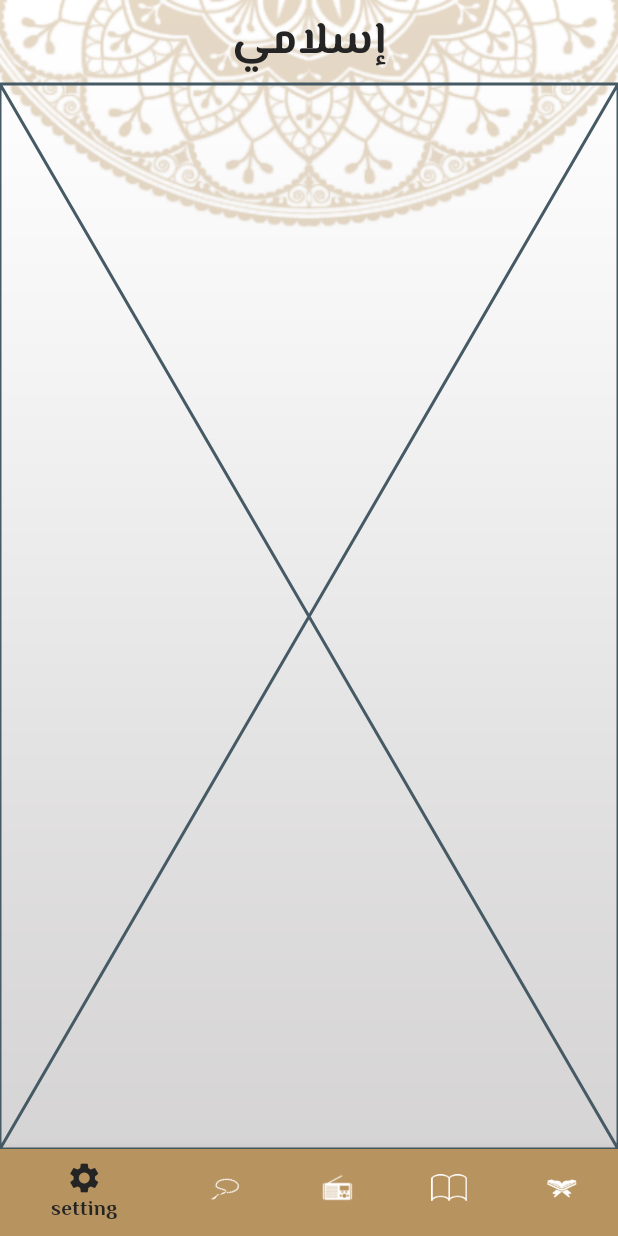
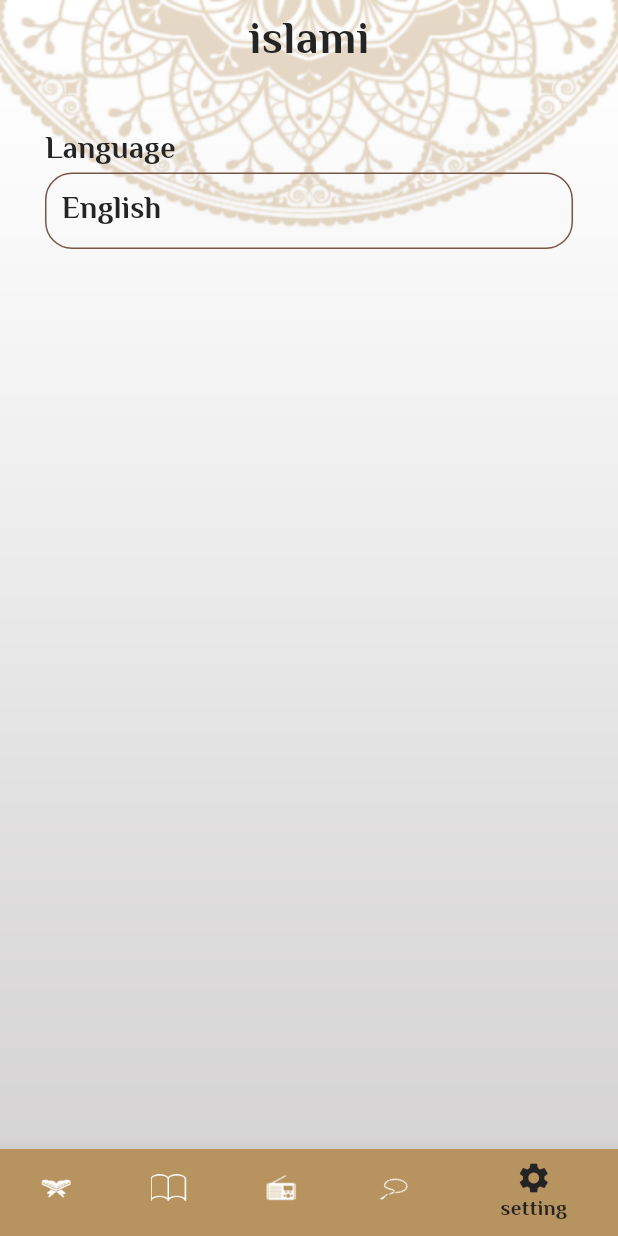
Before and after one commit to SaraYosf/islami_app, a Flutter app: the screen it shows after launch, item 5 of the bottom bar chosen, on a phone screen of 412 x 824 dp. Run offline on Flutter 3.47's test engine with Material 3 defaults, Android fonts, the phone set to English and light mode, and no system bars; our stand-ins replace google_fonts; generated files the repository leaves out were written again.

Commit message:
add Localization

```diff
--- a/lib/homeScreen.dart
+++ b/lib/homeScreen.dart
@@ -10,6 +10,8 @@ import 'package:flutter_gen/gen_l10n/app_localizations.dart';
 
 class HomeScreen extends StatefulWidget {
   static const String routeName="home";
+
+  const HomeScreen({super.key});
 
   @override
   State<HomeScreen> createState() => _HomeScreenState();
@@ -37,7 +39,7 @@ class _HomeScreenState extends State<HomeScreen> {
 
               });
             },
-              items:[
+              items:const [
             BottomNavigationBarItem(icon: ImageIcon(AssetImage("assets/images/icon_quran.png")),label: "quran",backgroundColor: MyThemeData.primaryColor,),
             BottomNavigationBarItem(icon: ImageIcon(AssetImage("assets/images/icon_hadeth.png")),label: "hadeth",backgroundColor: MyThemeData.primaryColor),
                 BottomNavigationBarItem(icon: ImageIcon(AssetImage("assets/images/icon_radio.png")),label: "radio",backgroundColor: MyThemeData.primaryColor),
@@ -52,5 +54,5 @@ class _HomeScreenState extends State<HomeScreen> {
       ),
     ]);
   }
-  List<Widget>tabs=[QuranTab(),HadethTab(),RadioTab(),SebhaTab(),SettingsTab()];
+  List<Widget>tabs=[QuranTab(),  HadethTab(), const RadioTab(), const SebhaTab(),  SettingsTab()];
 }
--- a/lib/l10n/app_ar.arb
+++ b/lib/l10n/app_ar.arb
@@ -3,6 +3,11 @@
   "appTitle": "إسلامي",
   "ahadeth": "احاديث",
   "quran": "قران",
-  "sura": "سوره"
-
+  "sura": "سوره",
+  "language": "اللغه",
+  "english": "انجليزي",
+  "arabic": "عربي",
+  "theme": "مود",
+  "light": "فاتح",
+  "dark": "غامق"
 }
--- a/lib/l10n/app_en.arb
+++ b/lib/l10n/app_en.arb
@@ -3,5 +3,11 @@
   "appTitle": "islami",
   "ahadeth": "Ahadeth",
   "quran": "Quran",
-  "sura": "Sura"
+  "sura": "Sura",
+  "language": "Language",
+  "english": "English",
+  "arabic": "Arabic",
+  "theme": "Theme",
+  "light": "Light",
+  "dark": "Dark"
   }
--- a/lib/main.dart
+++ b/lib/main.dart
@@ -1,18 +1,33 @@
 import 'package:flutter/material.dart';
-import 'package:flutter_localizations/flutter_localizations.dart';
 import 'package:islami/homeScreen.dart';
+import 'package:islami/providers/lang_provider.dart';
 import 'package:islami/sura_details.dart';
 import 'package:flutter_gen/gen_l10n/app_localizations.dart';
+import 'package:provider/provider.dart';
 import 'hadeth_detail.dart';
 import 'themeData.dart';
+void main(){
+  runApp(ChangeNotifierProvider(
+    create: ( context) =>LangProvider(),
+    child: const MyApp(
+    ),
+  ));
+}
+class MyApp extends StatefulWidget {
+  const MyApp({super.key});
 
-void main() {
-  runApp(MaterialApp(
+  @override
+  State<MyApp> createState() => _MyAppState();
+}
 
-
+class _MyAppState extends State<MyApp> {
+  @override
+  Widget build(BuildContext context) {
+    var provider=Provider.of<LangProvider>(context);
+    return MaterialApp(
      localizationsDelegates: AppLocalizations.localizationsDelegates,
       supportedLocales: AppLocalizations.supportedLocales,// English
-    locale: const Locale("ar"),
+      locale:  Locale(provider.lang),
       debugShowCheckedModeBanner: false,
       initialRoute: HomeScreen.routeName,
       routes: {
@@ -22,5 +37,6 @@ void main() {
       },
       theme: MyThemeData.lightTheme,
       darkTheme: MyThemeData.dartTheme,
-  ));
+    );
   }
+}
--- /dev/null
+++ b/lib/providers/lang_provider.dart
@@ -0,0 +1,11 @@
+import 'package:flutter/material.dart';
+
+class LangProvider extends ChangeNotifier{
+   String lang="en";
+
+   changeLanguage(String local){
+     lang=local;
+     notifyListeners();
+   }
+
+}
--- /dev/null
+++ b/lib/sitting_item.dart
@@ -0,0 +1,25 @@
+import 'package:flutter/material.dart';
+import 'package:flutter_gen/gen_l10n/app_localizations.dart';
+
+class SittingItem extends StatelessWidget {
+   SittingItem(this.bottomSheet,this.head,this.choice,{super.key});
+Function bottomSheet;
+String head;
+String choice;
+  @override
+  Widget build(BuildContext context) {
+    return  Column(
+      crossAxisAlignment: CrossAxisAlignment.stretch,
+      children: [
+        Text(head),
+        Container(padding: const EdgeInsets.all(10),
+          decoration: BoxDecoration(borderRadius: BorderRadius.circular(18),
+              border: Border.all(color: Colors.brown,width: 1)),
+          child: InkWell(onTap: (){
+            bottomSheet();
+          },
+              child: Text(choice)),)
+      ],
+    );
+  }
+}
--- a/lib/tabs/setting_tab.dart
+++ b/lib/tabs/setting_tab.dart
@@ -1,10 +1,52 @@
 import 'package:flutter/material.dart';
+import 'package:flutter_gen/gen_l10n/app_localizations.dart';
+import 'package:islami/bottom_sheets/language_bottom_sheet.dart';
+import 'package:islami/sitting_item.dart';
+import 'package:provider/provider.dart';
 
-class SettingsTab extends StatelessWidget {
+import '../providers/lang_provider.dart';
+
+class SettingsTab extends StatefulWidget {
   const SettingsTab({super.key});
 
   @override
+  State<SettingsTab> createState() => _SettingsTabState();
+}
+
+
+class _SettingsTabState extends State<SettingsTab> {
+  get onChanged => null;
+
+
+  @override
   Widget build(BuildContext context) {
-    return const Placeholder();
+
+    var pro=Provider.of<LangProvider>(context);
+
+    return Padding(
+      padding: const EdgeInsets.all(30),
+      child: Column(
+        crossAxisAlignment: CrossAxisAlignment.stretch,
+        children: [
+          SittingItem(bottomSheetLang, AppLocalizations.of(context)!.language,
+           pro.lang=="en"?AppLocalizations.of(context)!.english:AppLocalizations.of(context)!.arabic),
+        /*  SittingItem(bottomSheet, AppLocalizations.of(context)!.theme,
+              AppLocalizations.of(context)!.light),*/
+        ],
+      ),
+    );
+  }
+
+  bottomSheetLang() {
+    showModalBottomSheet(
+      shape: const OutlineInputBorder(borderRadius: BorderRadius.only(
+          topRight: Radius.circular(25),
+          topLeft: Radius.circular(25)),),
+      builder: (context) {
+        return LanguageBottomSheet();
+      },
+      isScrollControlled: true,
+      context: context,
+    );
   }
 }
--- a/pubspec.yaml
+++ b/pubspec.yaml
@@ -40,6 +40,7 @@ dependencies:
   # Use with the CupertinoIcons class for iOS style icons.
   cupertino_icons: ^1.0.2
   google_fonts: ^5.1.0
+  provider: ^6.1.1
 
 dev_dependencies:
   flutter_test:
```
Also changed, not shown: lib/bottom_sheets/language_bottom_sheet.dart (added, +57 -0 lines), lib/providers/theme_provider.dart (added, +9 -0 lines), pubspec.lock. Lines whose indentation alone changed are shown as unchanged.
